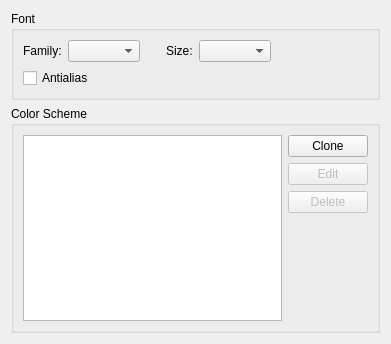
This is src/plugins/texteditor/fontsettingspage.ui in qt-creator/qt-creator as Qt 5 draws it before an edit. The edited form follows.
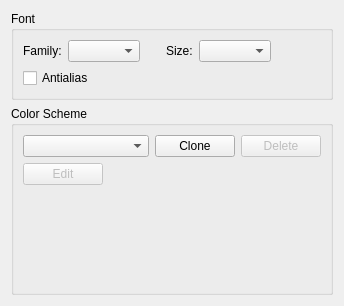
This is the edited form.

Commit message:
Display the list of color schemes in a combo box
This is to make some room for embedding the color scheme editing back in
the options dialog.

Patch:
```diff
--- a/src/plugins/texteditor/fontsettingspage.ui
+++ b/src/plugins/texteditor/fontsettingspage.ui
@@ -6,8 +6,8 @@
    <rect>
     <x>0</x>
     <y>0</y>
-    <width>391</width>
-    <height>344</height>
+    <width>344</width>
+    <height>306</height>
    </rect>
   </property>
   <layout class="QVBoxLayout" name="verticalLayout">
@@ -107,15 +107,27 @@
      <property name="title">
       <string>Color Scheme</string>
      </property>
-     <layout class="QGridLayout" name="gridLayout_2">
-      <item row="0" column="1">
+     <layout class="QVBoxLayout" name="verticalLayout_2">
+      <item>
+       <layout class="QHBoxLayout" name="horizontalLayout">
+        <item>
+         <widget class="QComboBox" name="schemeComboBox">
+          <property name="sizePolicy">
+           <sizepolicy hsizetype="Preferred" vsizetype="Fixed">
+            <horstretch>1</horstretch>
+            <verstretch>0</verstretch>
+           </sizepolicy>
+          </property>
+         </widget>
+        </item>
+        <item>
        <widget class="QPushButton" name="cloneButton">
         <property name="text">
          <string>Clone</string>
         </property>
        </widget>
       </item>
-      <item row="2" column="1">
+        <item>
        <widget class="QPushButton" name="deleteButton">
         <property name="enabled">
          <bool>false</bool>
@@ -125,7 +137,36 @@
         </property>
        </widget>
       </item>
-      <item row="4" column="1">
+       </layout>
+      </item>
+      <item>
+       <layout class="QHBoxLayout" name="horizontalLayout_2">
+        <item>
+         <widget class="QPushButton" name="editButton">
+          <property name="enabled">
+           <bool>false</bool>
+          </property>
+          <property name="text">
+           <string>Edit</string>
+          </property>
+         </widget>
+        </item>
+        <item>
+         <spacer name="horizontalSpacer">
+          <property name="orientation">
+           <enum>Qt::Horizontal</enum>
+          </property>
+          <property name="sizeHint" stdset="0">
+           <size>
+            <width>40</width>
+            <height>20</height>
+           </size>
+          </property>
+         </spacer>
+        </item>
+       </layout>
+      </item>
+      <item>
        <spacer name="verticalSpacer">
         <property name="orientation">
          <enum>Qt::Vertical</enum>
@@ -138,19 +179,6 @@
         </property>
        </spacer>
       </item>
-      <item row="0" column="0" rowspan="5">
-       <widget class="QListWidget" name="schemeListWidget"/>
-      </item>
-      <item row="1" column="1">
-       <widget class="QPushButton" name="editButton">
-        <property name="enabled">
-         <bool>false</bool>
-        </property>
-        <property name="text">
-         <string>Edit</string>
-        </property>
-       </widget>
-      </item>
      </layout>
     </widget>
    </item>
```
Lines whose indentation alone changed are shown as unchanged. The commit also changes 2 other files.
